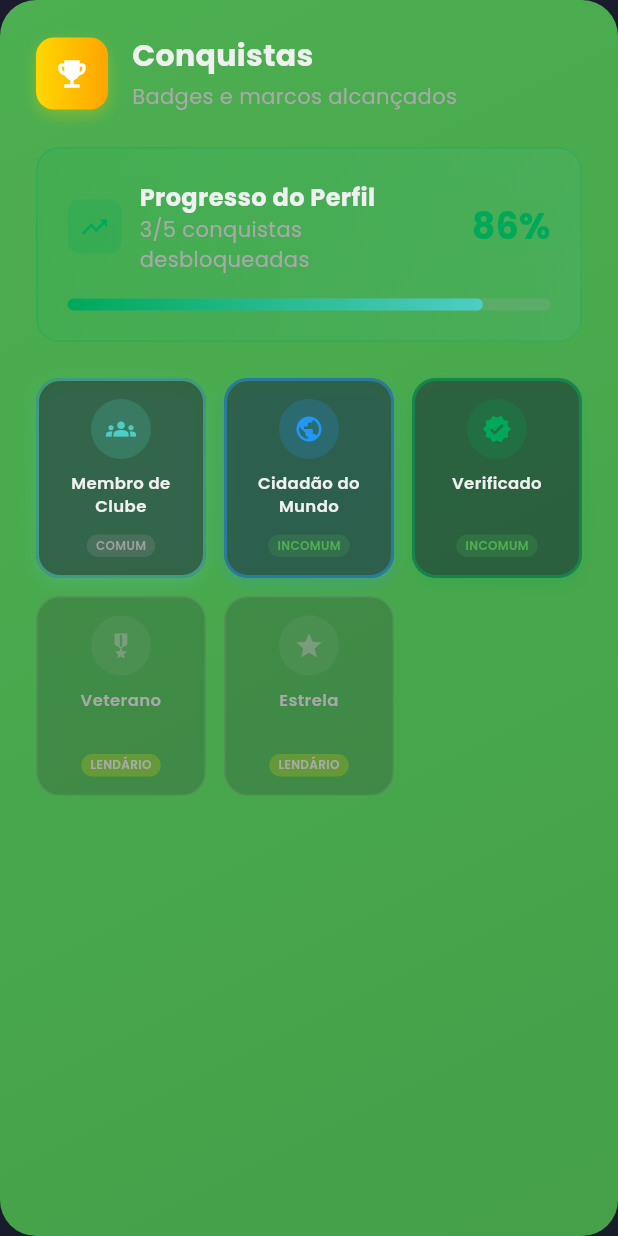
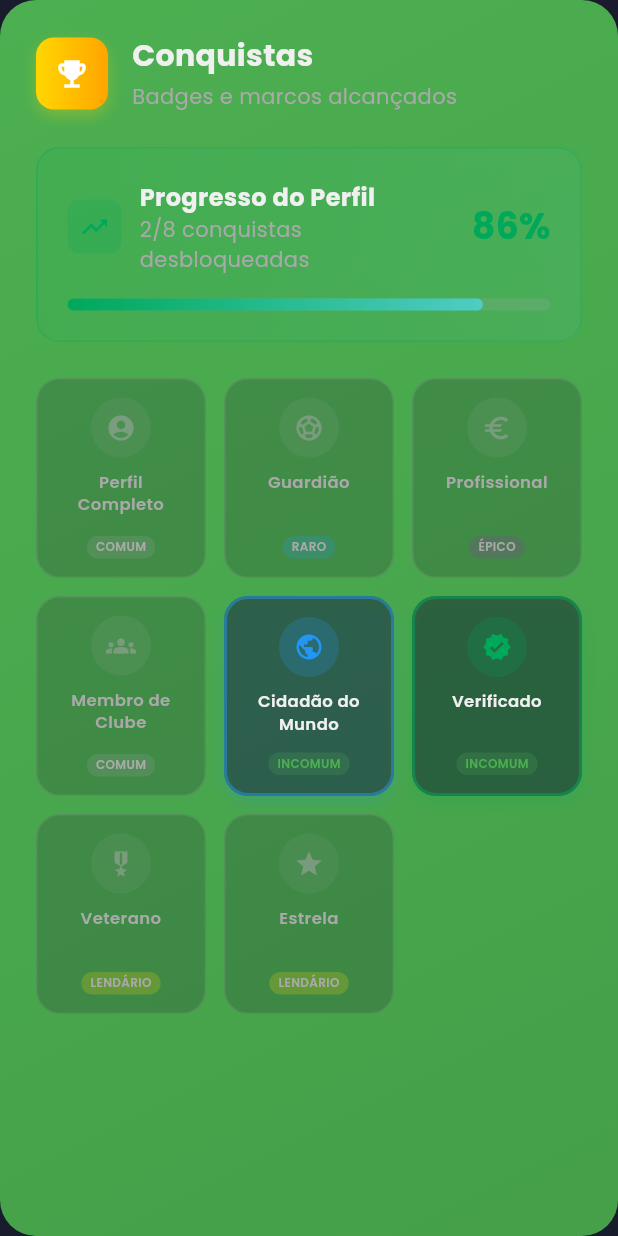
Before and after one commit to CodeZobac/Scuzzy-goalkeeper, a Flutter app: the AchievementsSection widget shown alone on an empty page, opened directly with empty values, on a phone screen of 412 x 824 dp. Run offline on Flutter 3.47's test engine with Material 3 defaults, Android fonts, the light colour scheme and no system bars; our stand-ins replace cached_network_image, firebase_core, firebase_messaging, flutter_dotenv, flutter_map, flutter_svg and 5 more; accounts and stored records are empty; network calls fail.

Commit message:
feat(achievements): implement dynamic badges and achievements system

```diff
--- a/lib/src/features/auth/presentation/theme/app_theme.dart
+++ b/lib/src/features/auth/presentation/theme/app_theme.dart
@@ -266,7 +266,7 @@ class AppTheme {
     ),
 
     // Card Theme
-    cardTheme: CardThemeData(
+    cardTheme: CardTheme(
       color: secondaryBackground,
       elevation: 8,
       shadowColor: Colors.black26,
--- a/lib/src/features/auth/presentation/widgets/modern_auth_layout.dart
+++ b/lib/src/features/auth/presentation/widgets/modern_auth_layout.dart
@@ -187,10 +187,10 @@ class _ModernAuthLayoutState extends State<ModernAuthLayout>
                             child: Container(
                               padding: const EdgeInsets.all(12),
                               decoration: BoxDecoration(
-                                color: Colors.white.withValues(alpha: 0.15),
+                                color: Colors.white.withOpacity(0.15),
                                 borderRadius: BorderRadius.circular(16),
                                 border: Border.all(
-                                  color: Colors.white.withValues(alpha: 0.1),
+                                  color: Colors.white.withOpacity(0.1),
                                   width: 1,
                                 ),
                               ),
@@ -226,7 +226,7 @@ class _ModernAuthLayoutState extends State<ModernAuthLayout>
                           style: TextStyle(
                             fontSize: isTablet ? 18 : 16,
                             fontWeight: FontWeight.w400,
-                            color: Colors.white.withValues(alpha: 0.9),
+                            color: Colors.white.withOpacity(0.9),
                             height: 1.5,
                             letterSpacing: 0.1,
                           ),
@@ -317,7 +317,7 @@ class _ModernAuthLayoutState extends State<ModernAuthLayout>
               scale: _cardScaleAnimation,
               child: Material(
                 elevation: 12,
-                shadowColor: AppTheme.authPrimaryGreen.withValues(alpha: 0.2),
+                shadowColor: AppTheme.authPrimaryGreen.withOpacity(0.2),
                 borderRadius: BorderRadius.circular(24),
                 child: Container(
                   width: double.infinity,
@@ -329,11 +329,11 @@ class _ModernAuthLayoutState extends State<ModernAuthLayout>
                       end: Alignment.bottomRight,
                       colors: [
                         AppTheme.authCardBackground,
-                        AppTheme.authCardBackground.withValues(alpha: 0.98),
+                        AppTheme.authCardBackground.withOpacity(0.98),
                       ],
                     ),
                     border: Border.all(
-                      color: AppTheme.authPrimaryGreen.withValues(alpha: 0.1),
+                      color: AppTheme.authPrimaryGreen.withOpacity(0.1),
                       width: 1,
                     ),
                   ),
@@ -372,7 +372,7 @@ class BackgroundPatternPainter extends CustomPainter {
   @override
   void paint(Canvas canvas, Size size) {
     final paint = Paint()
-      ..color = Colors.white.withValues(alpha: 0.08)
+      ..color = Colors.white.withOpacity(0.08)
       ..style = PaintingStyle.fill;
 
     // Draw subtle geometric pattern
--- a/lib/src/features/auth/presentation/widgets/responsive_auth_layout.dart
+++ b/lib/src/features/auth/presentation/widgets/responsive_auth_layout.dart
@@ -335,10 +335,10 @@ class _ResponsiveAuthLayoutState extends State<ResponsiveAuthLayout>
           desktop: const EdgeInsets.all(16),
         ),
         decoration: BoxDecoration(
-          color: Colors.white.withValues(alpha: 0.15),
+          color: Colors.white.withOpacity(0.15),
           borderRadius: BorderRadius.circular(16),
           border: Border.all(
-            color: Colors.white.withValues(alpha: 0.1),
+            color: Colors.white.withOpacity(0.1),
             width: 1,
           ),
         ),
@@ -386,7 +386,7 @@ class _ResponsiveAuthLayoutState extends State<ResponsiveAuthLayout>
               desktop: 20,
             ),
             fontWeight: FontWeight.w400,
-            color: Colors.white.withValues(alpha: 0.9),
+            color: Colors.white.withOpacity(0.9),
             height: 1.5,
             letterSpacing: 0.1,
           ),
@@ -405,7 +405,7 @@ class _ResponsiveAuthLayoutState extends State<ResponsiveAuthLayout>
             scale: _cardScaleAnimation,
             child: Material(
               elevation: ResponsiveUtils.getResponsiveElevation(context),
-              shadowColor: AppTheme.authPrimaryGreen.withValues(alpha: 0.2),
+              shadowColor: AppTheme.authPrimaryGreen.withOpacity(0.2),
               borderRadius: context.responsiveBorderRadius,
               child: Container(
                 width: double.infinity,
@@ -417,11 +417,11 @@ class _ResponsiveAuthLayoutState extends State<ResponsiveAuthLayout>
                     end: Alignment.bottomRight,
                     colors: [
                       AppTheme.authCardBackground,
-                      AppTheme.authCardBackground.withValues(alpha: 0.98),
+                      AppTheme.authCardBackground.withOpacity(0.98),
                     ],
                   ),
                   border: Border.all(
-                    color: AppTheme.authPrimaryGreen.withValues(alpha: 0.1),
+                    color: AppTheme.authPrimaryGreen.withOpacity(0.1),
                     width: 1,
                   ),
                 ),
@@ -458,7 +458,7 @@ class BackgroundPatternPainter extends CustomPainter {
   @override
   void paint(Canvas canvas, Size size) {
     final paint = Paint()
-      ..color = Colors.white.withValues(alpha: 0.08)
+      ..color = Colors.white.withOpacity(0.08)
       ..style = PaintingStyle.fill;
 
     for (int i = 0; i < 6; i++) {
--- a/lib/src/features/notifications/presentation/screens/notifications_screen.dart
+++ b/lib/src/features/notifications/presentation/screens/notifications_screen.dart
@@ -256,7 +256,7 @@ class _NotificationsScreenState extends State<NotificationsScreen>
     return Container(
       margin: const EdgeInsets.symmetric(horizontal: AppTheme.spacingLarge),
       decoration: BoxDecoration(
-        color: AppTheme.secondaryBackground.withValues(alpha: 0.8),
+        color: AppTheme.secondaryBackground.withOpacity(0.8),
         borderRadius: BorderRadius.circular(AppTheme.borderRadius),
       ),
       child: TabBar(
@@ -446,7 +446,7 @@ class _NotificationsScreenState extends State<NotificationsScreen>
             Icon(
               icon,
               size: 80,
-              color: AppTheme.secondaryText.withValues(alpha: 0.5),
+              color: AppTheme.secondaryText.withOpacity(0.5),
             ),
             const SizedBox(height: AppTheme.spacing),
             Text(
@@ -547,8 +547,8 @@ class _NotificationsScreenState extends State<NotificationsScreen>
                         ? AppTheme.buttonGradient
                         : LinearGradient(
                             colors: [
-                              AppTheme.secondaryText.withValues(alpha: 0.3),
-                              AppTheme.secondaryText.withValues(alpha: 0.2),
+                              AppTheme.secondaryText.withOpacity(0.3),
+                              AppTheme.secondaryText.withOpacity(0.2),
                             ],
                           ),
                     shape: BoxShape.circle,
@@ -625,7 +625,7 @@ class _NotificationsScreenState extends State<NotificationsScreen>
                                 vertical: 4,
                               ),
                               decoration: BoxDecoration(
-                                color: AppTheme.accentColor.withValues(alpha: 0.2),
+                                color: AppTheme.accentColor.withOpacity(0.2),
                                 borderRadius: BorderRadius.circular(4),
                               ),
                               child: Text(
@@ -708,7 +708,7 @@ class _NotificationsScreenState extends State<NotificationsScreen>
           Icon(
             Icons.error_outline,
             size: 80,
-            color: AppTheme.errorColor.withValues(alpha: 0.7),
+            color: AppTheme.errorColor.withOpacity(0.7),
           ),
           const SizedBox(height: AppTheme.spacing),
           Text(
--- a/lib/src/features/notifications/presentation/widgets/full_lobby_notification_card.dart
+++ b/lib/src/features/notifications/presentation/widgets/full_lobby_notification_card.dart
@@ -147,7 +147,7 @@ class FullLobbyNotificationCard extends StatelessWidget {
     return Container(
       padding: const EdgeInsets.symmetric(horizontal: 12, vertical: 8),
       decoration: BoxDecoration(
-        color: const Color(0xFF4CAF50).withValues(alpha: 0.1),
+        color: const Color(0xFF4CAF50).withOpacity(0.1),
         borderRadius: BorderRadius.circular(12),
       ),
       child: Row(
--- /dev/null
+++ b/lib/src/features/user_profile/data/models/achievement.dart
@@ -0,0 +1,29 @@
+import 'package:flutter/material.dart';
+
+enum AchievementRarity {
+  common,
+  uncommon,
+  rare,
+  epic,
+  legendary,
+}
+
+class Achievement {
+  final String id;
+  final String title;
+  final String description;
+  final IconData icon;
+  final Color color;
+  final AchievementRarity rarity;
+  final bool isUnlocked;
+
+  Achievement({
+    required this.id,
+    required this.title,
+    required this.description,
+    required this.icon,
+    required this.color,
+    required this.rarity,
+    this.isUnlocked = false,
+  });
+}
--- a/lib/src/features/user_profile/data/models/user_profile.dart
+++ b/lib/src/features/user_profile/data/models/user_profile.dart
@@ -16,9 +16,11 @@ class UserProfile {
   List<int>? distribution;
   List<int>? communication;
   bool profileCompleted;
+  DateTime createdAt;
 
   UserProfile({
     required this.id,
+    required this.createdAt,
     required this.name,
     this.gender,
     this.city,
@@ -34,6 +36,21 @@ class UserProfile {
     this.communication,
     this.profileCompleted = false,
   });
+
+  double getOverallRating() {
+    final allRatings = [
+      ...?reflexes,
+      ...?positioning,
+      ...?distribution,
+      ...?communication,
+    ];
+
+    if (allRatings.isEmpty) {
+      return 0.0;
+    }
+
+    return allRatings.reduce((a, b) => a + b) / allRatings.length;
+  }
 
   Map<String, dynamic> toMap() {
     return {
@@ -52,12 +69,16 @@ class UserProfile {
       'distribution': distribution,
       'communication': communication,
       'profile_completed': profileCompleted,
+      'created_at': createdAt.toIso8601String(),
     };
   }
 
   factory UserProfile.fromMap(Map<String, dynamic> map) {
     return UserProfile(
       id: map['id'],
+      createdAt: map['created_at'] != null
+          ? DateTime.parse(map['created_at'])
+          : DateTime.now(),
       name: map['name'],
       gender: map['gender'],
       city: map['city'],
--- /dev/null
+++ b/lib/src/features/user_profile/data/services/achievement_service.dart
@@ -0,0 +1,127 @@
+import 'package:flutter/material.dart';
+import 'package:goalkeeper/src/features/user_profile/data/models/achievement.dart';
+import 'package:goalkeeper/src/features/user_profile/data/models/user_profile.dart';
+import 'package:goalkeeper/src/features/auth/presentation/theme/app_theme.dart';
+
+class AchievementService {
+  // In a real app, this would come from a database or a config file.
+  final List<Achievement> _allAchievements = [
+    Achievement(
+      id: 'profile_complete',
+      title: 'Perfil Completo',
+      description: 'Completou todas as informações do perfil',
+      icon: Icons.account_circle,
+      color: AppTheme.successColor,
+      rarity: AchievementRarity.common,
+    ),
+    Achievement(
+      id: 'goalkeeper',
+      title: 'Guardião',
+      description: 'Registado como guarda-redes',
+      icon: Icons.sports_soccer,
+      color: AppTheme.accentColor,
+      rarity: AchievementRarity.rare,
+    ),
+    Achievement(
+      id: 'professional',
+      title: 'Profissional',
+      description: 'Definiu preço por jogo',
+      icon: Icons.euro,
+      color: const Color(0xFFFFD700),
+      rarity: AchievementRarity.epic,
+    ),
+    Achievement(
+      id: 'club_member',
+      title: 'Membro de Clube',
+      description: 'Associado a um clube',
+      icon: Icons.groups,
+      color: AppTheme.successColor,
+      rarity: AchievementRarity.common,
+    ),
+    Achievement(
+      id: 'world_citizen',
+      title: 'Cidadão do Mundo',
+      description: 'Informações de localização completas',
+      icon: Icons.public,
+      color: const Color(0xFF2196F3),
+      rarity: AchievementRarity.uncommon,
+    ),
+    Achievement(
+      id: 'verified',
+      title: 'Verificado',
+      description: 'Data de nascimento confirmada',
+      icon: Icons.verified,
+      color: AppTheme.accentColor,
+      rarity: AchievementRarity.uncommon,
+    ),
+    Achievement(
+      id: 'veteran',
+      title: 'Veterano',
+      description: 'Conta com mais de 6 meses',
+      icon: Icons.military_tech,
+      color: AppTheme.secondaryText,
+      rarity: AchievementRarity.legendary,
+    ),
+    Achievement(
+      id: 'star',
+      title: 'Estrela',
+      description: 'Avaliação geral superior a 80',
+      icon: Icons.star,
+      color: AppTheme.secondaryText,
+      rarity: AchievementRarity.legendary,
+    ),
+  ];
+
+  List<Achievement> getAchievements(UserProfile userProfile) {
+    return _allAchievements.map((achievement) {
+      bool isUnlocked = _isAchievementUnlocked(achievement.id, userProfile);
+      return Achievement(
+        id: achievement.id,
+        title: achievement.title,
+        description: achievement.description,
+        icon: achievement.icon,
+        color: isUnlocked ? achievement.color : AppTheme.secondaryText,
+        rarity: achievement.rarity,
+        isUnlocked: isUnlocked,
+      );
+    }).toList();
+  }
+
+  bool _isAchievementUnlocked(String achievementId, UserProfile userProfile) {
+    switch (achievementId) {
+      case 'profile_complete':
+        return getProfileCompletionPercentage(userProfile) >= 100;
+      case 'goalkeeper':
+        return userProfile.isGoalkeeper;
+      case 'professional':
+        return userProfile.isGoalkeeper && userProfile.pricePerGame != null;
+      case 'club_member':
+        return userProfile.club != null && userProfile.club!.isNotEmpty;
+      case 'world_citizen':
+        return userProfile.city != null && userProfile.country != null;
+      case 'verified':
+        return userProfile.birthDate != null;
+      case 'veteran':
+        return DateTime.now().difference(userProfile.createdAt).inDays >= 180;
+      case 'star':
+        return userProfile.getOverallRating() >= 80;
+      default:
+        return false;
+    }
+  }
+
+  int getProfileCompletionPercentage(UserProfile userProfile) {
+    int completed = 0;
+    const total = 7;
+
+    if (userProfile.name.isNotEmpty) completed++;
+    if (userProfile.gender != null) completed++;
+    if (userProfile.city != null) completed++;
+    if (userProfile.birthDate != null) completed++;
+    if (userProfile.club != null) completed++;
+    if (userProfile.nationality != null) completed++;
+    if (userProfile.country != null) completed++;
+
+    return ((completed / total) * 100).round();
+  }
+}
--- a/lib/src/features/user_profile/presentation/screens/complete_profile_screen.dart
+++ b/lib/src/features/user_profile/presentation/screens/complete_profile_screen.dart
@@ -857,6 +857,7 @@ class _CompleteProfileScreenState extends State<CompleteProfileScreen> with Tick
     try {
       final updatedProfile = UserProfile(
         id: _userProfile!.id,
+        createdAt: _userProfile!.createdAt,
         name: _nameController.text.trim(),
         gender: _selectedGender,
         city: _cityController.text.trim(),
--- a/lib/src/features/user_profile/presentation/screens/edit_profile_screen.dart
+++ b/lib/src/features/user_profile/presentation/screens/edit_profile_screen.dart
@@ -860,6 +860,7 @@ class _EditProfileScreenState extends State<EditProfileScreen> with TickerProvid
     try {
       final updatedProfile = UserProfile(
         id: widget.userProfile.id,
+        createdAt: widget.userProfile.createdAt,
         name: _nameController.text.trim(),
         gender: _selectedGender,
         city: _cityController.text.trim(),
--- a/lib/src/features/user_profile/presentation/widgets/achievements_section.dart
+++ b/lib/src/features/user_profile/presentation/widgets/achievements_section.dart
@@ -1,5 +1,7 @@
 import 'package:flutter/material.dart';
+import 'package:goalkeeper/src/features/user_profile/data/models/achievement.dart';
 import 'package:goalkeeper/src/features/user_profile/data/models/user_profile.dart';
+import 'package:goalkeeper/src/features/user_profile/data/services/achievement_service.dart';
 import '../../../auth/presentation/theme/app_theme.dart';
 
 class AchievementsSection extends StatefulWidget {
@@ -18,18 +20,22 @@ class _AchievementsSectionState extends State<AchievementsSection>
     with TickerProviderStateMixin {
   late AnimationController _animationController;
   late List<Animation<double>> _badgeAnimations;
+  late final AchievementService _achievementService;
+  late List<Achievement> _achievements;
 
   @override
   void initState() {
     super.initState();
+    _achievementService = AchievementService();
+    _achievements = _achievementService.getAchievements(widget.userProfile);
+
     _animationController = AnimationController(
       duration: const Duration(milliseconds: 1200),
       vsync: this,
     );
 
-    final achievements = _getAchievements();
     _badgeAnimations = List.generate(
-      achievements.length,
+      _achievements.length,
       (index) => Tween<double>(
         begin: 0,
         end: 1,
@@ -55,118 +61,6 @@ class _AchievementsSectionState extends State<AchievementsSection>
   void dispose() {
     _animationController.dispose();
     super.dispose();
-  }
-
-  List<Map<String, dynamic>> _getAchievements() {
-    final achievements = <Map<String, dynamic>>[];
-
-    // Profile completion achievement
-    if (_getProfileCompletionPercentage() >= 100) {
-      achievements.add({
-        'title': 'Perfil Completo',
-        'description': 'Completou todas as informações do perfil',
-        'icon': Icons.account_circle,
-        'color': AppTheme.successColor,
-        'isUnlocked': true,
-        'rarity': 'common',
-      });
-    }
-
-    // Goalkeeper specific achievements
-    if (widget.userProfile.isGoalkeeper) {
-      achievements.add({
-        'title': 'Guardião',
-        'description': 'Registado como guarda-redes',
-        'icon': Icons.sports_soccer,
-        'color': AppTheme.accentColor,
-        'isUnlocked': true,
-        'rarity': 'rare',
-      });
-
-      if (widget.userProfile.pricePerGame != null) {
-        achievements.add({
-          'title': 'Profissional',
-          'description': 'Definiu preço por jogo',
-          'icon': Icons.euro,
-          'color': const Color(0xFFFFD700),
-          'isUnlocked': true,
-          'rarity': 'epic',
-        });
-      }
-    }
-
-    // Club achievement
-    if (widget.userProfile.club != null) {
-      achievements.add({
-        'title': 'Membro de Clube',
-        'description': 'Associado a um clube',
-        'icon': Icons.groups,
-        'color': AppTheme.successColor,
-        'isUnlocked': true,
-        'rarity': 'common',
-      });
-    }
-
-    // Location achievement
-    if (widget.userProfile.city != null && widget.userProfile.country != null) {
-      achievements.add({
-        'title': 'Cidadão do Mundo',
-        'description': 'Informações de localização completas',
-        'icon': Icons.public,
-        'color': const Color(0xFF2196F3),
-        'isUnlocked': true,
-        'rarity': 'uncommon',
-      });
-    }
-
-    // Age verification achievement
-    if (widget.userProfile.birthDate != null) {
-      achievements.add({
-        'title': 'Verificado',
-        'description': 'Data de nascimento confirmada',
-        'icon': Icons.verified,
-        'color': AppTheme.accentColor,
-        'isUnlocked': true,
-        'rarity': 'uncommon',
-      });
-    }
-
-    // Add some locked achievements for motivation
-    achievements.addAll([
-      {
-        'title': 'Veterano',
-        'description': 'Complete 50 jogos',
-        'icon': Icons.military_tech,
-        'color': AppTheme.secondaryText,
-        'isUnlocked': false,
-        'rarity': 'legendary',
-      },
-      {
-        'title': 'Estrela',
-        'description': 'Receba 100 avaliações positivas',
-        'icon': Icons.star,
-        'color': AppTheme.secondaryText,
-        'isUnlocked': false,
-        'rarity': 'legendary',
-      },
-    ]);
-
-    return achievements;
-  }
-
-  int _getProfileCompletionPercentage() {
-    int completed = 0;
-    const total = 7;
-
-    if (widget.userProfile.name.isNotEmpty) completed++;
-    if (widget.userProfile.gender != null) completed++;
-    if (widget.userProfile.city != null) completed++;
-    if (widget.userProfile.birthDate != null) completed++;
-    if (widget.userProfile.club != null) completed++;
-    if (widget.userProfile.nationality != null) completed++;
-    if (widget.userProfile.country != null) completed++;
-
-    return ((completed / total) * 100).round();
   }
 
   @override
@@ -265,9 +159,8 @@ class _AchievementsSectionState extends State<AchievementsSection>
   }
 
   Widget _buildProgressCard() {
-    final completionPercentage = _getProfileCompletionPercentage();
-    final achievements = _getAchievements();
-    final unlockedCount = achievements.where((a) => a['isUnlocked'] as bool).length;
+    final unlockedCount = _achievements.where((a) => a.isUnlocked).length;
+    final completionPercentage = _achievementService.getProfileCompletionPercentage(widget.userProfile);
 
     return Container(
       padding: const EdgeInsets.all(20),
@@ -314,7 +207,7 @@ class _AchievementsSectionState extends State<AchievementsSection>
                       ),
                     ),
                     Text(
-                      '$unlockedCount/${achievements.length} conquistas desbloqueadas',
+                      '$unlockedCount/${_achievements.length} conquistas desbloqueadas',
                       style: AppTheme.bodyMedium.copyWith(
                         color: AppTheme.secondaryText,
                       ),
@@ -360,8 +253,6 @@ class _AchievementsSectionState extends State<AchievementsSection>
   }
 
   Widget _buildAchievementsGrid() {
-    final achievements = _getAchievements();
-
     return AnimatedBuilder(
       animation: _animationController,
       builder: (context, child) {
@@ -374,20 +265,20 @@ class _AchievementsSectionState extends State<AchievementsSection>
             mainAxisSpacing: 12,
             childAspectRatio: 0.85,
           ),
-          itemCount: achievements.length,
+          itemCount: _achievements.length,
           itemBuilder: (context, index) {
-            final achievement = achievements[index];
+            final achievement = _achievements[index];
             return Transform.scale(
               scale: index < _badgeAnimations.length
                   ? _badgeAnimations[index].value
                   : 1.0,
               child: _buildAchievementBadge(
-                achievement['title'] as String,
-                achievement['description'] as String,
-                achievement['icon'] as IconData,
-                achievement['color'] as Color,
-                achievement['isUnlocked'] as bool,
-                achievement['rarity'] as String,
+                achievement.title,
+                achievement.description,
+                achievement.icon,
+                achievement.color,
+                achievement.isUnlocked,
+                achievement.rarity,
               ),
             );
           },
@@ -402,7 +293,7 @@ class _AchievementsSectionState extends State<AchievementsSection>
     IconData icon,
     Color color,
     bool isUnlocked,
-    String rarity,
+    AchievementRarity rarity,
   ) {
     return GestureDetector(
       onTap: () => _showAchievementDetail(title, description, icon, color, isUnlocked, rarity),
@@ -487,7 +378,7 @@ class _AchievementsSectionState extends State<AchievementsSection>
     IconData icon,
     Color color,
     bool isUnlocked,
-    String rarity,
+    AchievementRarity rarity,
   ) {
     showDialog(
       context: context,
@@ -578,34 +469,34 @@ class _AchievementsSectionState extends State<AchievementsSection>
     );
   }
 
-  Color _getRarityColor(String rarity) {
+  Color _getRarityColor(AchievementRarity rarity) {
     switch (rarity) {
-      case 'common':
+      case AchievementRarity.common:
         return const Color(0xFF9E9E9E);
-      case 'uncommon':
+      case AchievementRarity.uncommon:
         return const Color(0xFF4CAF50);
-      case 'rare':
+      case AchievementRarity.rare:
         return const Color(0xFF2196F3);
-      case 'epic':
+      case AchievementRarity.epic:
         return const Color(0xFF9C27B0);
-      case 'legendary':
+      case AchievementRarity.legendary:
         return const Color(0xFFFFD700);
       default:
         return AppTheme.secondaryText;
     }
   }
 
-  String _getRarityLabel(String rarity) {
+  String _getRarityLabel(AchievementRarity rarity) {
     switch (rarity) {
-      case 'common':
+      case AchievementRarity.common:
         return 'COMUM';
-      case 'uncommon':
+      case AchievementRarity.uncommon:
         return 'INCOMUM';
-      case 'rare':
+      case AchievementRarity.rare:
         return 'RARO';
-      case 'epic':
+      case AchievementRarity.epic:
         return 'ÉPICO';
-      case 'legendary':
+      case AchievementRarity.legendary:
         return 'LENDÁRIO';
       default:
         return 'COMUM';
```
